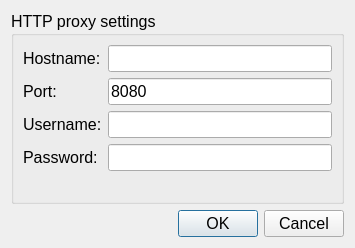
First picture: the form in BerrybootGUI2.0/networksettingsdialog.ui, repository maxnet/berryboot, before the edit.
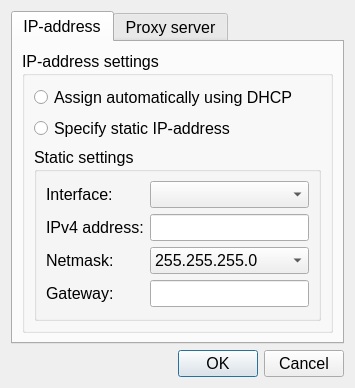
Second picture: the form after the edit.

Commit message:
Add options for static network configuration
- new boot parameter: ipv4=ip/netmask/gateway
- new boot parameter: dns=dns-server-ip (default 8.8.8.8)

The edit to the form file:
```diff
--- a/BerrybootGUI2.0/networksettingsdialog.ui
+++ b/BerrybootGUI2.0/networksettingsdialog.ui
@@ -7,7 +7,7 @@
     <x>0</x>
     <y>0</y>
     <width>355</width>
-    <height>248</height>
+    <height>325</height>
    </rect>
   </property>
   <property name="font">
@@ -20,11 +20,253 @@
   </property>
   <layout class="QVBoxLayout" name="verticalLayout">
    <item>
+    <widget class="QTabWidget" name="tabWidget">
+     <property name="currentIndex">
+      <number>0</number>
+     </property>
+     <widget class="QWidget" name="iptab">
+      <attribute name="title">
+       <string>IP-address</string>
+      </attribute>
+      <layout class="QHBoxLayout" name="horizontalLayout_2">
+       <item>
+        <widget class="QGroupBox" name="groupBox_2">
+         <property name="title">
+          <string>IP-address settings</string>
+         </property>
+         <layout class="QVBoxLayout" name="verticalLayout_2">
+          <item>
+           <widget class="QRadioButton" name="dhcpRadio">
+            <property name="sizePolicy">
+             <sizepolicy hsizetype="Expanding" vsizetype="Fixed">
+              <horstretch>0</horstretch>
+              <verstretch>0</verstretch>
+             </sizepolicy>
+            </property>
+            <property name="text">
+             <string>Assign automatically using DHCP</string>
+            </property>
+            <property name="checked">
+             <bool>false</bool>
+            </property>
+            <property name="autoExclusive">
+             <bool>true</bool>
+            </property>
+           </widget>
+          </item>
+          <item>
+           <widget class="QRadioButton" name="staticRadio">
+            <property name="sizePolicy">
+             <sizepolicy hsizetype="Expanding" vsizetype="Fixed">
+              <horstretch>0</horstretch>
+              <verstretch>0</verstretch>
+             </sizepolicy>
+            </property>
+            <property name="text">
+             <string>Specify static IP-address</string>
+            </property>
+           </widget>
+          </item>
+          <item>
+           <widget class="QGroupBox" name="staticGroup">
+            <property name="title">
+             <string>Static settings</string>
+            </property>
+            <layout class="QFormLayout" name="formLayout_2">
+             <item row="0" column="0">
+              <widget class="QLabel" name="label_8">
+               <property name="text">
+                <string>Interface:</string>
+               </property>
+              </widget>
+             </item>
+             <item row="0" column="1">
+              <widget class="QComboBox" name="interfaceCombo">
+               <property name="sizePolicy">
+                <sizepolicy hsizetype="Expanding" vsizetype="Fixed">
+                 <horstretch>0</horstretch>
+                 <verstretch>0</verstretch>
+                </sizepolicy>
+               </property>
+              </widget>
+             </item>
+             <item row="1" column="0">
+              <widget class="QLabel" name="label_5">
+               <property name="text">
+                <string>IPv4 address:</string>
+               </property>
+              </widget>
+             </item>
+             <item row="1" column="1">
+              <widget class="QLineEdit" name="ipEdit"/>
+             </item>
+             <item row="2" column="0">
+              <widget class="QLabel" name="label_6">
+               <property name="text">
+                <string>Netmask:</string>
+               </property>
+              </widget>
+             </item>
+             <item row="2" column="1">
+              <widget class="QComboBox" name="netmaskCombo">
+               <property name="sizePolicy">
+                <sizepolicy hsizetype="Expanding" vsizetype="Fixed">
+                 <horstretch>0</horstretch>
+                 <verstretch>0</verstretch>
+                </sizepolicy>
+               </property>
+               <property name="currentIndex">
+                <number>16</number>
+               </property>
+               <item>
+                <property name="text">
+                 <string>255.0.0.0</string>
+                </property>
+               </item>
+               <item>
+                <property name="text">
+                 <string>255.128.0.0</string>
+                </property>
+               </item>
+               <item>
+                <property name="text">
+                 <string>255.192.0.0</string>
+                </property>
+               </item>
+               <item>
+                <property name="text">
+                 <string>255.224.0.0</string>
+                </property>
+               </item>
+               <item>
+                <property name="text">
+                 <string>255.240.0.0</string>
+                </property>
+               </item>
+               <item>
+                <property name="text">
+                 <string>255.248.0.0</string>
+                </property>
+               </item>
+               <item>
+                <property name="text">
+                 <string>255.252.0.0</string>
+                </property>
+               </item>
+               <item>
+                <property name="text">
+                 <string>255.254.0.0</string>
+                </property>
+               </item>
+               <item>
+                <property name="text">
+                 <string>255.255.0.0</string>
+                </property>
+               </item>
+               <item>
+                <property name="text">
+                 <string>255.255.128.0</string>
+                </property>
+               </item>
+               <item>
+                <property name="text">
+                 <string>255.255.192.0</string>
+                </property>
+               </item>
+               <item>
+                <property name="text">
+                 <string>255.255.224.0</string>
+                </property>
+               </item>
+               <item>
+                <property name="text">
+                 <string>255.255.240.0</string>
+                </property>
+               </item>
+               <item>
+                <property name="text">
+                 <string>255.255.248.0</string>
+                </property>
+               </item>
+               <item>
+                <property name="text">
+                 <string>255.255.252.0</string>
+                </property>
+               </item>
+               <item>
+                <property name="text">
+                 <string>255.255.254.0</string>
+                </property>
+               </item>
+               <item>
+                <property name="text">
+                 <string>255.255.255.0</string>
+                </property>
+               </item>
+               <item>
+                <property name="text">
+                 <string>255.255.255.128</string>
+                </property>
+               </item>
+               <item>
+                <property name="text">
+                 <string>255.255.255.192</string>
+                </property>
+               </item>
+               <item>
+                <property name="text">
+                 <string>255.255.255.224</string>
+                </property>
+               </item>
+               <item>
+                <property name="text">
+                 <string>255.255.255.240</string>
+                </property>
+               </item>
+               <item>
+                <property name="text">
+                 <string>255.255.255.248</string>
+                </property>
+               </item>
+               <item>
+                <property name="text">
+                 <string>255.255.255.252</string>
+                </property>
+               </item>
+              </widget>
+             </item>
+             <item row="3" column="0">
+              <widget class="QLabel" name="label_7">
+               <property name="text">
+                <string>Gateway:</string>
+               </property>
+              </widget>
+             </item>
+             <item row="3" column="1">
+              <widget class="QLineEdit" name="gwEdit"/>
+             </item>
+            </layout>
+           </widget>
+          </item>
+         </layout>
+        </widget>
+       </item>
+      </layout>
+     </widget>
+     <widget class="QWidget" name="proxytab">
+      <attribute name="title">
+       <string>Proxy server</string>
+      </attribute>
+      <layout class="QHBoxLayout" name="horizontalLayout">
+       <item>
     <widget class="QGroupBox" name="groupBox">
      <property name="title">
       <string>HTTP proxy settings</string>
      </property>
      <layout class="QFormLayout" name="formLayout">
+          <property name="fieldGrowthPolicy">
+           <enum>QFormLayout::ExpandingFieldsGrow</enum>
+          </property>
       <item row="0" column="0">
        <widget class="QLabel" name="label">
         <property name="text">
@@ -74,6 +316,10 @@
        </widget>
       </item>
      </layout>
+        </widget>
+       </item>
+      </layout>
+     </widget>
     </widget>
    </item>
    <item>
```
Lines whose indentation alone changed are shown as unchanged. The commit also changes 8 other files.
